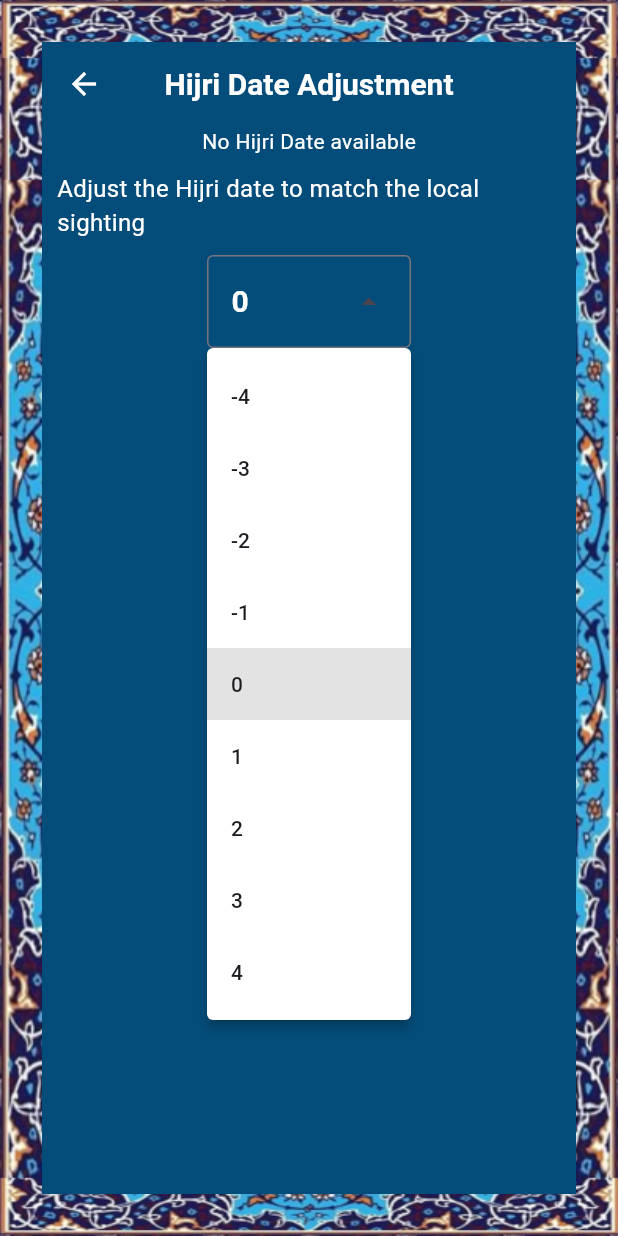
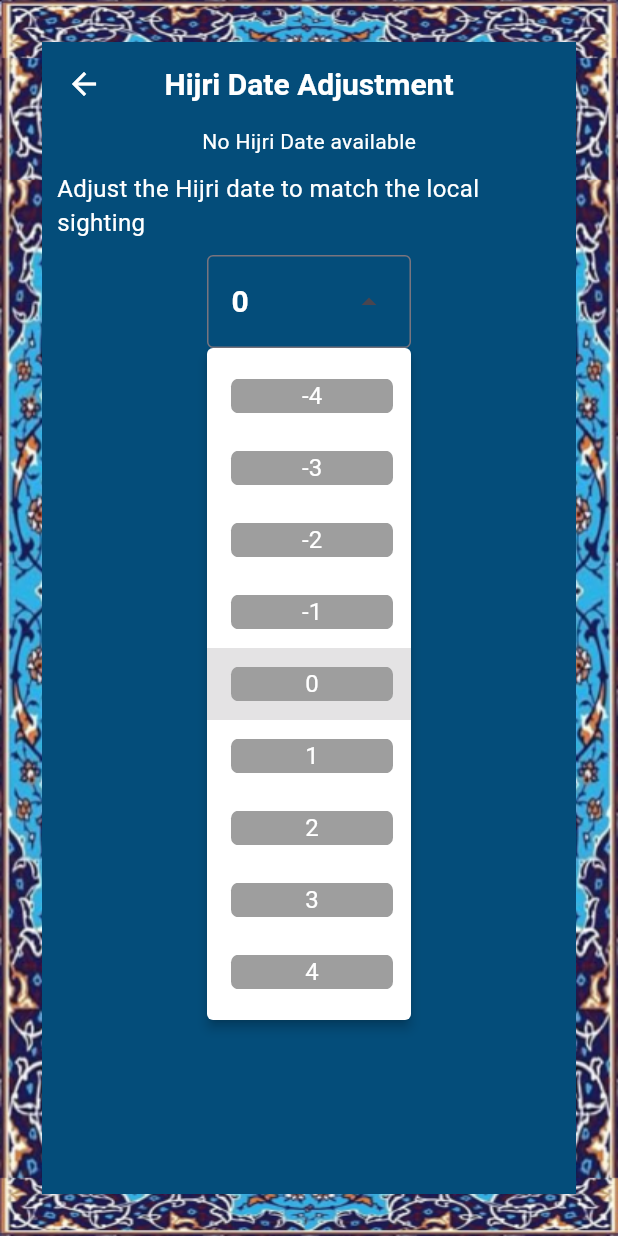
Before and after one commit to abhishekib/allwork_learning, a Flutter app: the HijriDateAdjustmentView screen opened directly, after a tap on "-4", on a phone screen of 412 x 824 dp. Run offline on Flutter 3.47's test engine with Material 3 defaults, Android fonts, the phone set to English and light mode, and no system bars; our stand-ins replace audioplayers, connectivity_plus, dio, flutter_expandable_fab, flutter_html, flutter_local_notifications and 11 more; missing offline and left inert: bottom_picker, get_ip_address, keep_screen_on, linkable; accounts and stored records are empty; generated files the repository leaves out were written again; network calls fail.

Commit message:
DailyDate Provider is API updated

```diff
--- a/lib/providers/dailydate_provider.dart
+++ b/lib/providers/dailydate_provider.dart
@@ -40,15 +40,7 @@ class DailyDateProvider {
   }
 
   Future<DailyDate> fetchDailyDate() async {
-    final userTimeZone = await getUserTimeZone();
     SharedPreferences prefs = await SharedPreferences.getInstance();
-
-    final body = json.encode({
-      'tz': userTimeZone,
-      'dd': prefs.getString('hijri_date_adjustment') ?? '0',
-    });
-
-    log("dd body $body");
 
     final ipAddress = await getIpAddress();
     log("IP Address: $ipAddress");
@@ -69,8 +61,8 @@ class DailyDateProvider {
           'ip': ipAddress,
           'date': date,
           'time': time,
+          'dd': prefs.getString('hijri_date_adjustment') ?? '0',
         },
-        data: body,
       );
 
       //log("message----------->$response");
--- a/lib/views/hijri_date_adjustment_view.dart
+++ b/lib/views/hijri_date_adjustment_view.dart
@@ -16,6 +16,7 @@ class HijriDateAdjustmentView extends StatelessWidget {
   final HijriDateAdjustmentController controller =
       Get.put(HijriDateAdjustmentController());
 
+  @override
   Widget build(BuildContext context) {
     return BackgroundWrapper(
       child: Scaffold(
@@ -39,35 +40,40 @@ class HijriDateAdjustmentView extends StatelessWidget {
                   borderRadius: BorderRadius.circular(10),
                 ),
                 padding: const EdgeInsets.all(10),
-                    child: Column(
-                      mainAxisSize: MainAxisSize.min,
-                      children: <Widget>[
+                child:
+                    Column(crossAxisAlignment: CrossAxisAlignment.stretch, children: <Widget>[
                   const Text(
                     'Adjust the Hijri date to match the local sighting',
                     style: AppTextStyles.whiteText,
                   ),
                   const SizedBox(height: 10),
-                        DropdownMenu(
+                  Center(
+                    child: DropdownMenu(
                         menuStyle: MenuStyle(
                             backgroundColor:
-                                    WidgetStateProperty.all<Color?>(
-                                        Colors.white)),
+                                WidgetStateProperty.all<Color?>(Colors.white)),
                         controller: controller.adjustmentController,
                         textStyle: AppTextStyles.whiteBoldText,
                         dropdownMenuEntries: controller.hijriDateAdjustment
                             .map((value) => DropdownMenuEntry(
                                 value: value,
-                                      label: value,
-                                    ))
+                                labelWidget: Container(
+                                  decoration: BoxDecoration(
+                                      color: Colors.grey,
+                                      borderRadius: BorderRadius.circular(5)),
+                                  child: Center(
+                                      child: Text(value,
+                                          style: AppTextStyles.whiteText)),
+                                ),
+                                label: value))
                             .toList(),
                         onSelected: (value) {
-                              controller
-                                  .setSelectedAdjustment(value.toString());
+                          controller.setSelectedAdjustment(value.toString());
                         }),
-                      ],
-                    )),
-              ],
                   ),
+                ]),
+              )
+            ]),
           )),
     );
   }
```
Lines whose indentation alone changed are shown as unchanged.
